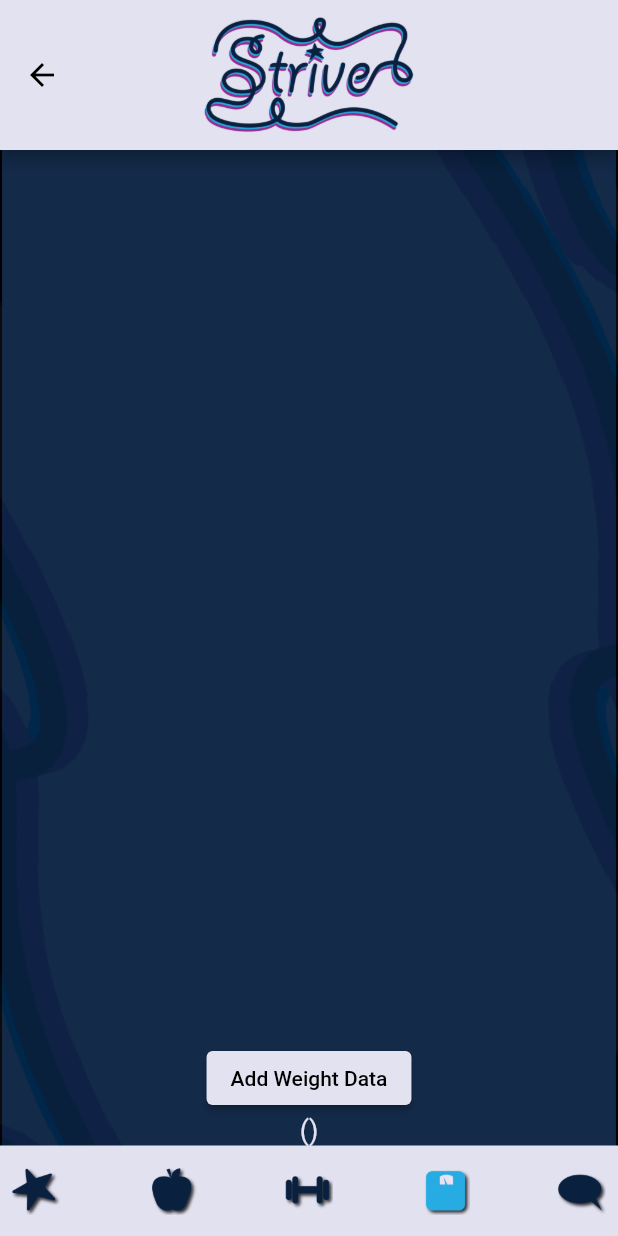
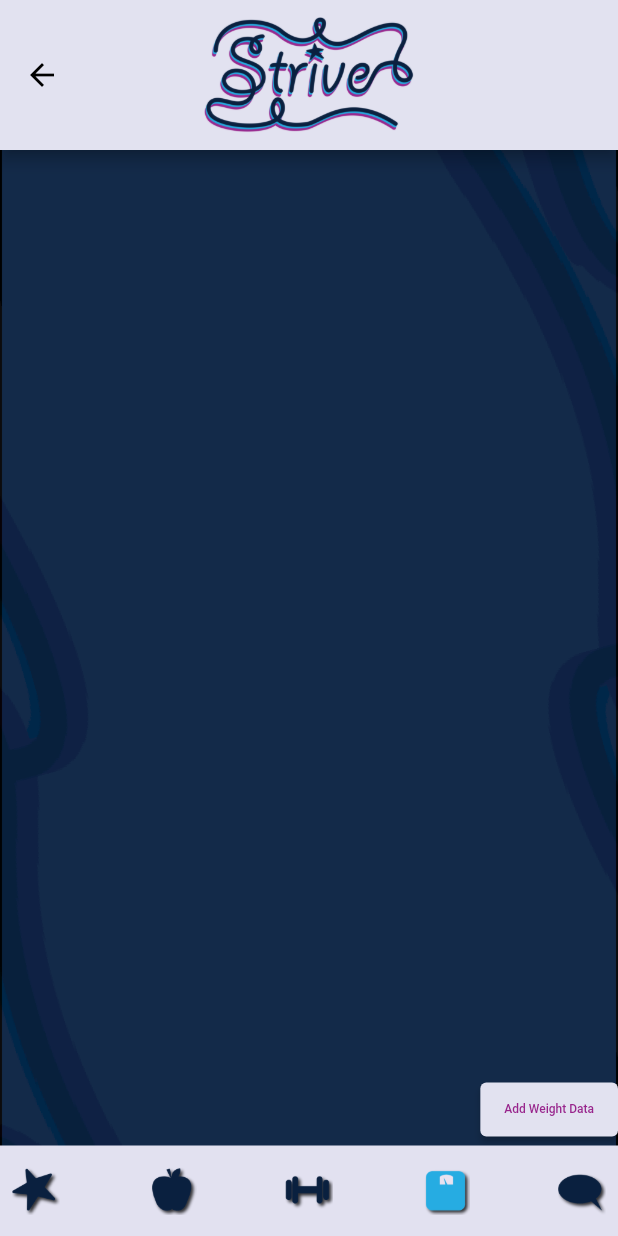
Before and after one commit to blkbrock/Strive, a Flutter app: the WeightPage screen opened directly, on a phone screen of 412 x 824 dp. Run offline on Flutter 3.47's test engine with Material 2 defaults, Android fonts, the phone set to English and light mode, and no system bars; our stand-ins replace cloud_firestore, firebase_core, firebase_database, flutter_calendar_carousel, lottie, numberpicker and 1 more; accounts and stored records are empty.

Commit message:
Major progress on sevenDaySnapshot chart

```diff
--- a/lib/weight_page.dart
+++ b/lib/weight_page.dart
@@ -25,7 +25,10 @@ class WeightPage extends StatefulWidget {
 class _WeightPageState extends State<WeightPage> {
   final databaseWeightRef = FirebaseFirestore.instance.collection('Users');
   late Stream<QuerySnapshot> _stream;
-  Map<String, QueryDocumentSnapshot> _weightData = {};
+  final Map<String, Entry> _weightDataMap = {};
+  final List _weightDataList = [];
+  final List<Entry> _sevenDayEntryList = [];
+  List _sortedWeightData = [];
 
   void uploadEntry(String newDate, String newWeight, String newBodyFat) async {
     databaseWeightRef
@@ -38,7 +41,16 @@ class _WeightPageState extends State<WeightPage> {
     final QuerySnapshot weightData =
         await databaseWeightRef.doc(userName).collection('Weight').get();
     for (final QueryDocumentSnapshot weight in weightData.docs) {
-      _weightData[weight.get('Date')] = weight;
+      Entry entry = Entry(
+          weight.get('Date').toString(),
+          double.parse(weight.get('Weight').toString()),
+          double.parse(weight.get('BodyFat').toString()));
+      _weightDataMap[weight.get('Date').toString()] = entry;
+      _weightDataList.add(entry);
+    }
+    _sortedWeightData = _weightDataMap.keys.toList()..sort();
+    for (int i = 0; i < 7; i++) {
+      _sevenDayEntryList.add(_weightDataMap[_sortedWeightData[i]]!);
     }
     setState(() {});
   }
@@ -87,56 +99,30 @@ class _WeightPageState extends State<WeightPage> {
               child: Column(
                 mainAxisAlignment: MainAxisAlignment.start,
                 children: <Widget>[
-                  StreamBuilder(
-                    stream: _stream,
-                    builder: (BuildContext context,
-                        AsyncSnapshot<QuerySnapshot> snapshot) {
-                      if (snapshot.hasError) {
-                        return Text('Error: ${snapshot.error}');
-                      }
-                      switch (snapshot.connectionState) {
-                        case ConnectionState.waiting:
-                          return const Center(
-                              child: CircularProgressIndicator());
-                        default:
-                          return Expanded(
-                            child: ListView(
-                              children: List<Widget>.from(snapshot.data?.docs
-                                      .map((DocumentSnapshot document) {
-                                    return ListTile(
-                                      title: Text(
-                                        document.get('Date').toString(),
-                                        style: const TextStyle(
-                                            color: Colors.deepPurple,
-                                            fontSize: 18),
+                  Flexible(
+                    flex: 8,
+                    child: SingleChildScrollView(
+                        child: Container(
+                      width: MediaQuery.of(context).size.width,
+                      height: MediaQuery.of(context).size.height,
+                      child: _sevenDaySnapshot(),
+                    )),
                   ),
-                                      subtitle: Text(
-                                        "${document.get('Weight')}lbs;   ${document.get('BodyFat')}%",
-                                        style: const TextStyle(
-                                            color: Color(0xFFE2E2F0),
-                                            fontSize: 18),
-                                      ),
-                                    );
-                                  }) ??
-                                  []),
-                            ),
-                          );
-                      }
-                    },
-                  ),
+                  Row(
+                    mainAxisAlignment: MainAxisAlignment.end,
+                    children: [
                       ElevatedButton(
                         onPressed: () {
-                      Navigator.of(context).push(
-                          MaterialPageRoute(builder: (BuildContext context) {
+                          Navigator.of(context).push(MaterialPageRoute(
+                              builder: (BuildContext context) {
                             return AddWeightPage(userName);
                           }));
                         },
-                    child: const Text('Add Weight Data'),
+                        child: const Text('Add Weight Data',
+                            style:
+                                TextStyle(color: strive_purple, fontSize: 8)),
                       ),
-                  Text(
-                    _weightData.keys.toString(),
-                    style:
-                        const TextStyle(color: Color(0xFFE2E2F0), fontSize: 18),
+                    ],
                   ),
                 ],
               ),
@@ -202,4 +188,80 @@ class _WeightPageState extends State<WeightPage> {
       ),
     );
   }
+
+  Container _sevenDaySnapshot() {
+    if (_sortedWeightData.isEmpty) {
+      return Container();
+    } else {
+      return Container(
+        color: strive_navy,
+        child: Column(children: [
+          SfCartesianChart(
+            primaryXAxis: CategoryAxis(),
+            title: ChartTitle(text: 'Weight Over the Past 7 Days'),
+            legend: Legend(isVisible: true),
+            tooltipBehavior: TooltipBehavior(enable: true),
+            series: <ChartSeries>[
+              SplineSeries<Entry, String>(
+                dataSource: _sevenDayEntryList,
+                xValueMapper: (Entry entry, _) => entry.getDate,
+                yValueMapper: (Entry entry, _) => entry.getWeight,
+                name: 'Weight',
+                color: strive_purple,
+                width: 6.0,
+                trendlines: List<Trendline>.generate(
+                  1,
+                  (int index) => Trendline(
+                    name: 'Trend',
+                    type: TrendlineType.linear,
+                    color: strive_cyan,
+                    width: 3,
+                  ),
+                ),
+                dataLabelSettings: const DataLabelSettings(isVisible: true),
+              ),
+            ],
+          ),
+          SfCartesianChart(
+            primaryXAxis: CategoryAxis(),
+            title: ChartTitle(text: 'Body Fat Over the Past 7 Days'),
+            legend: Legend(isVisible: true),
+            tooltipBehavior: TooltipBehavior(enable: true),
+            series: <ChartSeries>[
+              SplineSeries<Entry, String>(
+                dataSource: _sevenDayEntryList,
+                xValueMapper: (Entry entry, _) => entry.getDate,
+                yValueMapper: (Entry entry, _) => entry.getBodyFat,
+                name: 'Body Fat',
+                color: strive_purple,
+                width: 6.0,
+                trendlines: List<Trendline>.generate(
+                  1,
+                  (int index) => Trendline(
+                    name: 'Trend',
+                    type: TrendlineType.linear,
+                    color: strive_cyan,
+                    width: 3,
+                  ),
+                ),
+                dataLabelSettings: const DataLabelSettings(isVisible: true),
+              ),
+            ],
+          ),
+        ]),
+      );
     }
+  }
+}
+
+class Entry {
+  String date;
+  double weight;
+  double bodyFat;
+
+  String get getDate => date;
+  double get getWeight => weight;
+  double get getBodyFat => bodyFat;
+
+  Entry(this.date, this.weight, this.bodyFat);
+}
```
Lines whose indentation alone changed are shown as unchanged.
